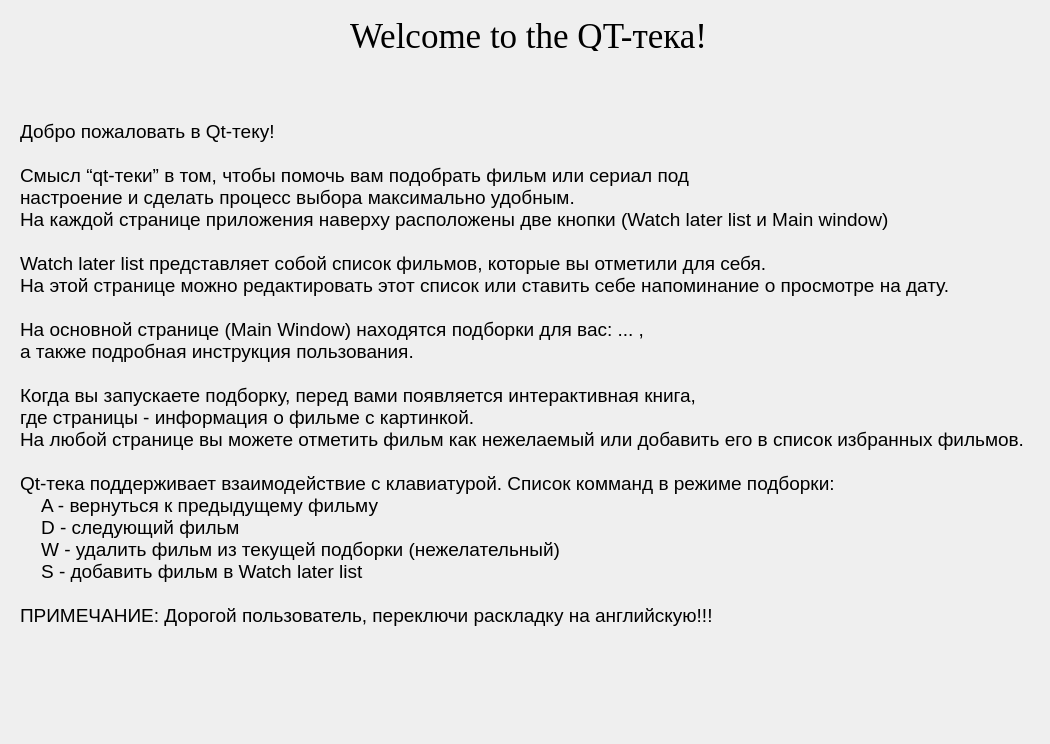
Old version of the form ui/Read.ui in the repository NLarinov/QTteka.
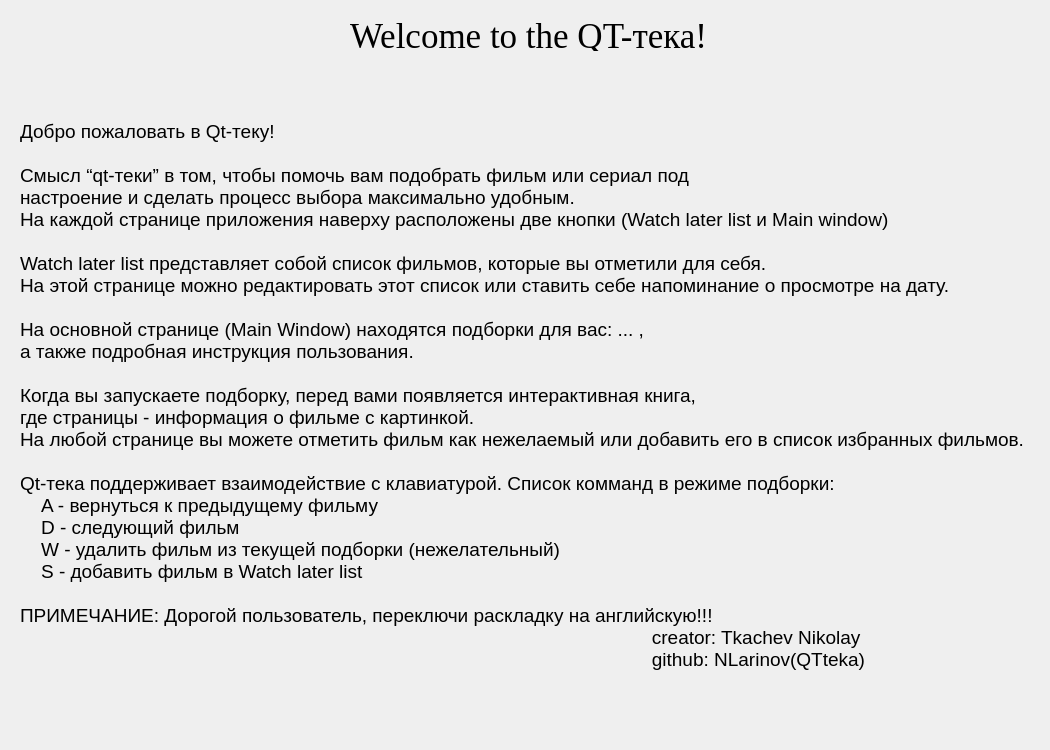
New version of the form.

What changed in the file:
```diff
--- a/ui/Read.ui
+++ b/ui/Read.ui
@@ -7,9 +7,15 @@
     <x>0</x>
     <y>0</y>
     <width>1050</width>
-    <height>744</height>
+    <height>750</height>
    </rect>
   </property>
+  <property name="sizePolicy">
+   <sizepolicy hsizetype="Fixed" vsizetype="Fixed">
+    <horstretch>0</horstretch>
+    <verstretch>0</verstretch>
+   </sizepolicy>
+  </property>
   <property name="windowTitle">
    <string>Form</string>
   </property>
@@ -43,7 +49,7 @@
      <x>20</x>
      <y>120</y>
      <width>1011</width>
-     <height>551</height>
+     <height>581</height>
     </rect>
    </property>
    <property name="font">
@@ -74,7 +80,9 @@
     W - удалить фильм из текущей подборки (нежелательный)
     S - добавить фильм в Watch later list
 
-ПРИМЕЧАНИЕ: Дорогой пользователь, переключи раскладку на английскую!!!</string>
+ПРИМЕЧАНИЕ: Дорогой пользователь, переключи раскладку на английскую!!!
+                                                                                                                        creator: Tkachev Nikolay
+                                                                                                                        github: NLarinov(QTteka)</string>
    </property>
    <property name="alignment">
     <set>Qt::AlignLeading|Qt::AlignLeft|Qt::AlignTop</set>
```
Left out of the diff: 4 changed lines with no effect on the pictures.
